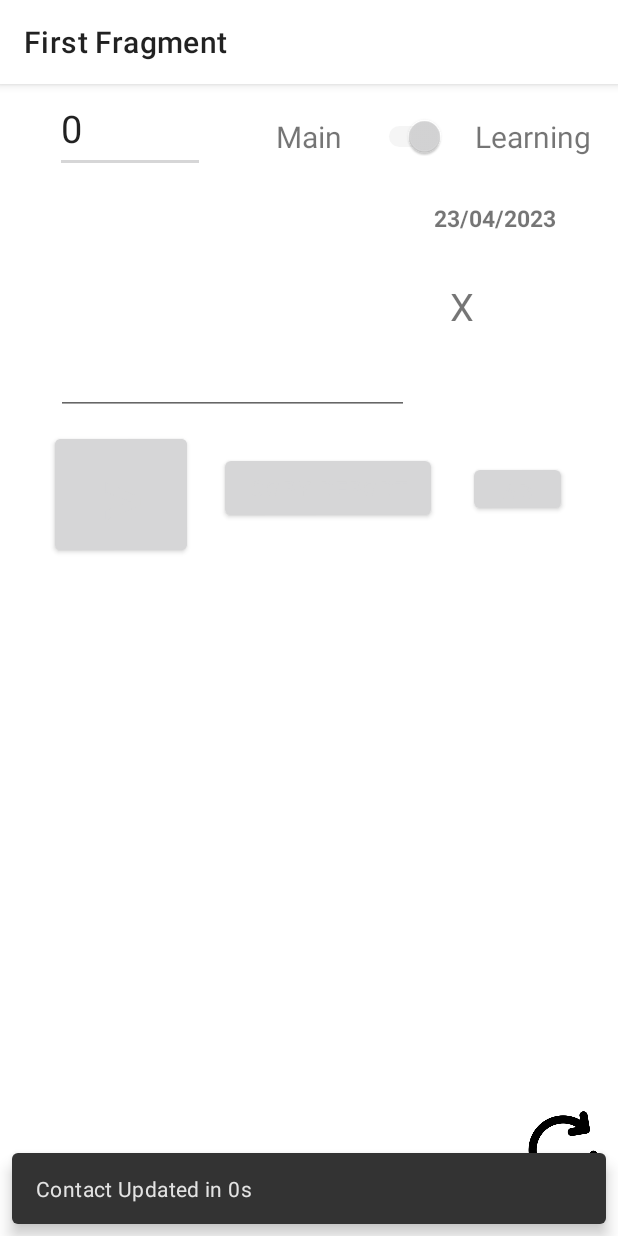
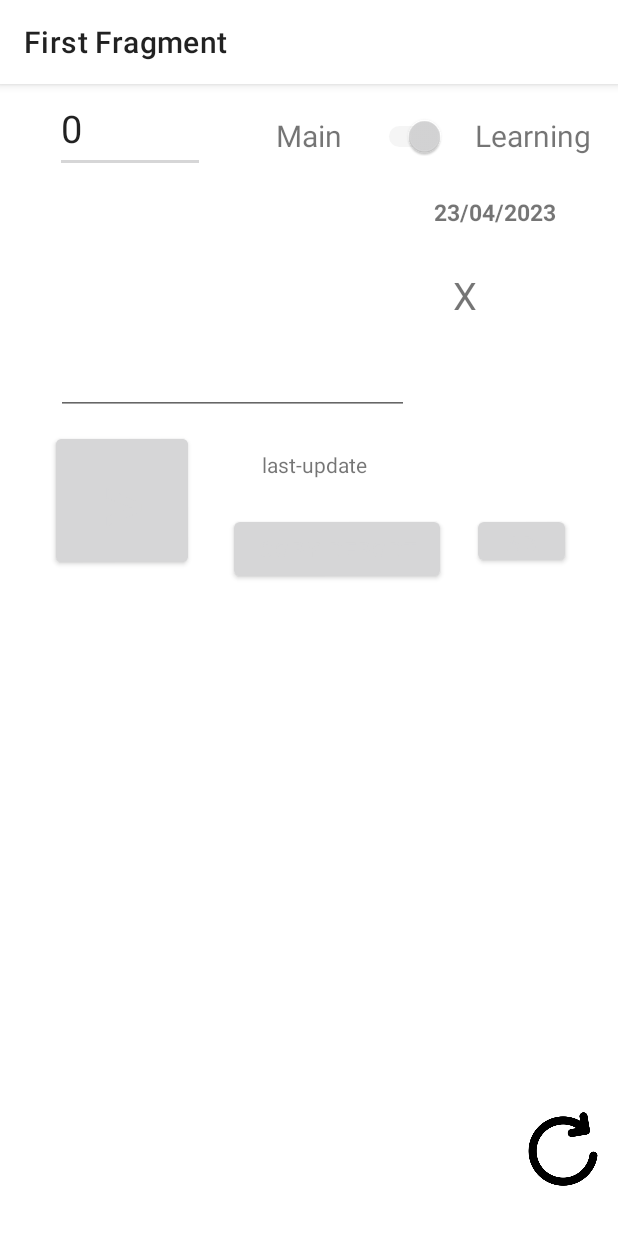
Before and after one commit to hemant-singh1811/CountApp, an Android app: the screen it shows after launch (MainActivity), after a tap on an icon or button, on a phone screen of 412 x 824 dp. Run offline under Robolectric (Android 15) with nearby library versions, the light colour scheme and no system bars; our stand-ins replace navigation-ui; 1 statement that could not run was skipped; 3 other taps on this screen came first.

Commit message:
update contact runs in seprated thread

```diff
--- a/app/src/main/java/com/example/myapplication/MainActivity.java
+++ b/app/src/main/java/com/example/myapplication/MainActivity.java
@@ -59,6 +59,47 @@ import java.util.Date;
 
 public class MainActivity extends AppCompatActivity {
 
+    class updatecontact extends Thread{
+
+        public void run() {
+            try {
+            long s=System.currentTimeMillis();
+
+            vibrate(100);
+
+            print("tapped on btn");
+
+            List[] list=getlistofbothgroup();
+
+            List<MainActivity.ContactModel> mainbhagtcontacts=list[0];
+
+            List<MainActivity.ContactModel> learningbhagat=list[1];
+
+            SharedPreferences mainGroupsharedPreferences = getSharedPreferences("MainGroupSharedPref",MODE_PRIVATE);
+
+            SharedPreferences leaninggroupbhaktshreadPreferences= getSharedPreferences("LearningGroupSharedPref",MODE_PRIVATE);
+
+            putintoSharedPre(mainbhagtcontacts,mainGroupsharedPreferences);
+
+            putintoSharedPre(learningbhagat,leaninggroupbhaktshreadPreferences);
+
+
+            long e=System.currentTimeMillis();
+
+            e=e-s;
+            e=(int) e/1000;
+
+//            displaysnakbar(v,"Contact Updated in "+e+"s");
+
+            vibrate(1000);
+
+            }catch (Exception e){
+                Log.d("dasadsadasda",e.toString());
+            }
+
+        }
+    }
+
     public  class ContactModel {
         public String id;
         public String sno;
@@ -75,6 +116,7 @@ public class MainActivity extends AppCompatActivity {
     String totallearninggroupmember="17";
     String totalmainlearningpresentmember="0";
     String totallearninggroupabsentmember="0";
+
     HashSet<String> absentlist=new HashSet<>();
 
     String todaydate="";
@@ -115,6 +157,8 @@ public class MainActivity extends AppCompatActivity {
         TextView result=(TextView) findViewById(R.id.Scrollresult);
         Button getreport=(Button) findViewById(R.id.getreport);
         Button getabsent=(Button) findViewById(R.id.absent);
+
+        TextView lastupdatetime=(TextView) findViewById(R.id.lastupdatetime);
 
         displaydate();
 
@@ -307,6 +351,14 @@ public class MainActivity extends AppCompatActivity {
             public void onClick(View v) {
 
                 try {
+                    String currentDate = new SimpleDateFormat("dd/MM/yyyy", Locale.getDefault()).format(new Date());
+
+                    String currentTime = new SimpleDateFormat("HH:mm:ss", Locale.getDefault()).format(new Date());
+
+                    String res=currentDate+" "+currentTime;
+
+                    lastupdatetime.setText(res.toString());
+
                     Context context = getApplicationContext();
                     int duration = Toast.LENGTH_SHORT;
 
@@ -335,12 +387,20 @@ public class MainActivity extends AppCompatActivity {
                     String ans = "";
                     int absentbhagt = 0;
 
+                    SharedPreferences sharedPreferences12 = getSharedPreferences("lastupdate", MODE_PRIVATE);
+
+                    SharedPreferences.Editor myEditupdatetime = sharedPreferences12.edit();
+
                     if (!Switchbuttonstate) {
                         //main group
                         SharedPreferences SharedPreferences = getSharedPreferences("MainGroupSharedPref", MODE_PRIVATE);
                         SharedPreferences.Editor myEdit = SharedPreferences.edit();
 
+                        String r12=res.toString();
+                        myEditupdatetime.putString("mainlastupdate",r12);
+
                         myEdit.putString("inputstring", enteredstring);
+
                         myEdit.commit();
                         for (int i = 0; i < total; i++) {
                             if (arr[i] == 0) {
@@ -358,10 +418,13 @@ public class MainActivity extends AppCompatActivity {
                         totalmaingrouppresentmember= formatstr(totalmaingroupmember,totalmaingrouppresentmember);
                         totalmaingroupabsentmember= formatstr(totalmaingroupmember,totalmaingroupabsentmember);
 
-                    } else {
+                    }
+                    else {
                         //learning
                         SharedPreferences sharedPreferences = getSharedPreferences("LearningGroupSharedPref", MODE_PRIVATE);
                         SharedPreferences.Editor myEdit = sharedPreferences.edit();
+
+                        myEditupdatetime.putString("learninglastupdate", res.toString());
 
                         myEdit.putString("inputstring", enteredstring);
                         myEdit.commit();
@@ -380,6 +443,8 @@ public class MainActivity extends AppCompatActivity {
                         totalmainlearningpresentmember=  formatstr(totallearninggroupmember,totalmainlearningpresentmember);
                         totallearninggroupabsentmember=  formatstr(totallearninggroupmember,totallearninggroupabsentmember);
                     }
+
+                    myEditupdatetime.commit();
 
                     result.setText(ans.toString());
                     countabsent.setText(absentbhagt + "");
@@ -442,41 +507,14 @@ public class MainActivity extends AppCompatActivity {
         refreshbutton.setOnClickListener(new OnClickListener() {
             @Override
             public void onClick(View v) {
-                long s=System.currentTimeMillis();
-
-                vibrate(100);
-
-                print("tapped on btn");
-
-                displaysnakbar(v,"Contact Updating.....");
-
                 refreshbutton.setVisibility(View.INVISIBLE);
                 refreshbutton.setVisibility(v.INVISIBLE);
 
-                List[] list=getlistofbothgroup();
+                updatecontact updatecontactobj=new updatecontact();
 
-                List<ContactModel> mainbhagtcontacts=list[0];
-
-                List<ContactModel> learningbhagat=list[1];
-
-                SharedPreferences mainGroupsharedPreferences = getSharedPreferences("MainGroupSharedPref",MODE_PRIVATE);
-
-                SharedPreferences leaninggroupbhaktshreadPreferences= getSharedPreferences("LearningGroupSharedPref",MODE_PRIVATE);
-
-                putintoSharedPre(mainbhagtcontacts,mainGroupsharedPreferences);
-
-                putintoSharedPre(learningbhagat,leaninggroupbhaktshreadPreferences);
+                 updatecontactobj.start();
 
                 refreshbutton.setVisibility(v.VISIBLE);
-
-                long e=System.currentTimeMillis();
-
-                e=e-s;
-                e=(int) e/1000;
-
-                displaysnakbar(v,"Contact Updated in "+e+"s");
-
-                vibrate(1000);
             }
         });
 
@@ -790,11 +828,13 @@ public class MainActivity extends AppCompatActivity {
                 || super.onSupportNavigateUp();
     }
 
-    @Override
-    protected void onDestroy() {
-        super.onDestroy();
+    protected  void onStart(){
+        super.onStart();
 
-        Log.d(tag,"destryoed");
+        updatecontact updatecontactobj=new updatecontact();
+
+        updatecontactobj.start();
+
     }
 
     @Override
@@ -810,44 +850,33 @@ public class MainActivity extends AppCompatActivity {
 
     }
 
-    @Override
-    protected void onRestart() {
-        super.onRestart();
-        Log.d(tag,"restart");
-    }
-
-    @Override
-    protected void onPause() {
-        super.onPause();
-
-        Log.d(tag,"pause");
-    }
-
-    @Override
-    protected void onStop() {
-        super.onStop();
-
-        SharedPreferences sharedPreferences = getSharedPreferences("Count",MODE_PRIVATE);
-
-        Log.d(tag,"stop");
-    }
-
     public void setText(){
 
         EditText count=(EditText) findViewById(R.id.count);
         EditText countstrings = (EditText) findViewById(R.id.countstring);
+        TextView lastupdatetime=(TextView) findViewById(R.id.lastupdatetime);
+
+        SharedPreferences sharedPreferences1 = getSharedPreferences("lastupdate", MODE_PRIVATE);
 
         if(!Switchbuttonstate) {
+
             SharedPreferences sharedPreferences = getSharedPreferences("MainGroupSharedPref",MODE_PRIVATE);
             String inputstring= sharedPreferences.getString("inputstring", "");
             count.setText(totalmaingroupmember);
             countstrings.setText(inputstring);
+            String res=sharedPreferences1.getString("mainlastupdate", "last-update");
+
+            lastupdatetime.setText(res.toString());
         }
         else {
             SharedPreferences sharedPreferences = getSharedPreferences("LearningGroupSharedPref",MODE_PRIVATE);
             String inputstring = sharedPreferences.getString("inputstring", "");
             count.setText(totallearninggroupmember);
             countstrings.setText(inputstring);
+
+            String res=sharedPreferences1.getString("learninglastupdate", "last-update");
+
+            lastupdatetime.setText(res.toString());
         }
 
     }
--- a/app/src/main/res/layout/fragment_first.xml
+++ b/app/src/main/res/layout/fragment_first.xml
@@ -37,41 +37,39 @@
         app:layout_constraintTop_toBottomOf="@+id/count"
         app:layout_constraintVertical_bias="0.292" />
 
+
     <Button
         android:id="@+id/button_first"
         android:layout_width="wrap_content"
         android:layout_height="wrap_content"
-        android:backgroundTint="@color/green"
+        android:backgroundTint="@color/purple_500"
         android:bottomLeftRadius="20dp"
         android:bottomRightRadius="20dp"
         android:onClick="onClick"
-        android:paddingTop="-20dp"
-        android:paddingBottom="-20dp"
         android:text=">"
         android:textSize="55sp"
         android:topLeftRadius="20dp"
         android:topRightRadius="20dp"
         app:layout_constraintBottom_toBottomOf="@id/countstring"
         app:layout_constraintEnd_toEndOf="parent"
-        app:layout_constraintHorizontal_bias="0.114"
+        app:layout_constraintHorizontal_bias="0.116"
         app:layout_constraintStart_toStartOf="parent"
         app:layout_constraintTop_toTopOf="parent"
         app:layout_constraintVertical_bias="1.0" />
 
     <TextView
         android:id="@+id/cross"
-        android:layout_width="62dp"
-        android:layout_height="49dp"
+        android:layout_width="36dp"
+        android:layout_height="34dp"
         android:onClick="clearbtn"
         android:text="X"
         android:textSize="25sp"
         app:layout_constraintBottom_toTopOf="@+id/button_first"
         app:layout_constraintEnd_toEndOf="parent"
-        app:layout_constraintHorizontal_bias="0.355"
+        app:layout_constraintHorizontal_bias="0.285"
         app:layout_constraintStart_toEndOf="@+id/countstring"
         app:layout_constraintTop_toBottomOf="@+id/count"
-        app:layout_constraintVertical_bias="0.585" />
-
+        app:layout_constraintVertical_bias="0.467" />
 
     <TextView
         android:id="@+id/countabsent"
@@ -174,10 +172,10 @@
         android:text="Copy-Report"
         app:layout_constraintBottom_toTopOf="@+id/scrollview"
         app:layout_constraintEnd_toEndOf="parent"
-        app:layout_constraintHorizontal_bias="0.171"
+        app:layout_constraintHorizontal_bias="0.204"
         app:layout_constraintStart_toEndOf="@+id/button_first"
         app:layout_constraintTop_toBottomOf="@+id/countstring"
-        app:layout_constraintVertical_bias="0.338" />
+        app:layout_constraintVertical_bias="0.816" />
 
     <Button
         android:id="@+id/absent"
@@ -186,9 +184,20 @@
         android:text="AB"
         app:layout_constraintBottom_toTopOf="@+id/scrollview"
         app:layout_constraintEnd_toEndOf="parent"
-        app:layout_constraintHorizontal_bias="0.428"
+        app:layout_constraintHorizontal_bias="0.423"
         app:layout_constraintStart_toEndOf="@+id/getreport"
         app:layout_constraintTop_toBottomOf="@+id/cross"
-        app:layout_constraintVertical_bias="0.58" />
+        app:layout_constraintVertical_bias="0.834" />
+
+    <TextView
+        android:id="@+id/lastupdatetime"
+        android:layout_width="211dp"
+        android:layout_height="28dp"
+        app:layout_constraintBottom_toTopOf="@+id/absent"
+        app:layout_constraintEnd_toEndOf="parent"
+        app:layout_constraintHorizontal_bias="0.653"
+        app:layout_constraintStart_toEndOf="@+id/button_first"
+        app:layout_constraintTop_toBottomOf="@+id/countstring"
+        app:layout_constraintVertical_bias="0.633" />
 
 </androidx.constraintlayout.widget.ConstraintLayout>
```
